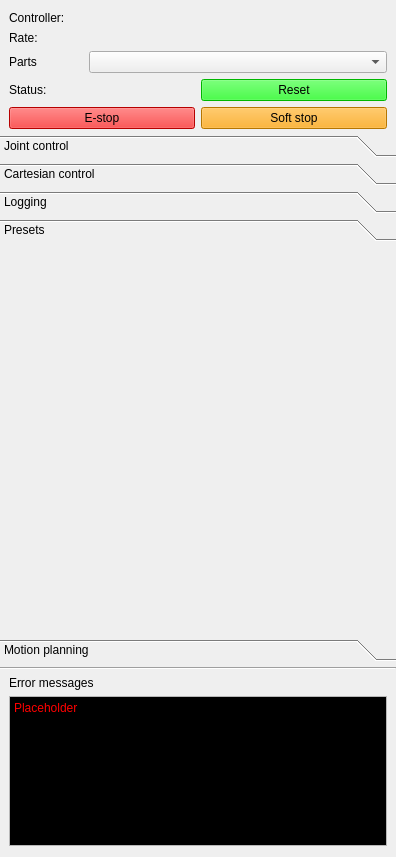
Above: Python/klampt/data/klampt_control.ui from krishauser/Klampt before the change. Below: the same form after it.
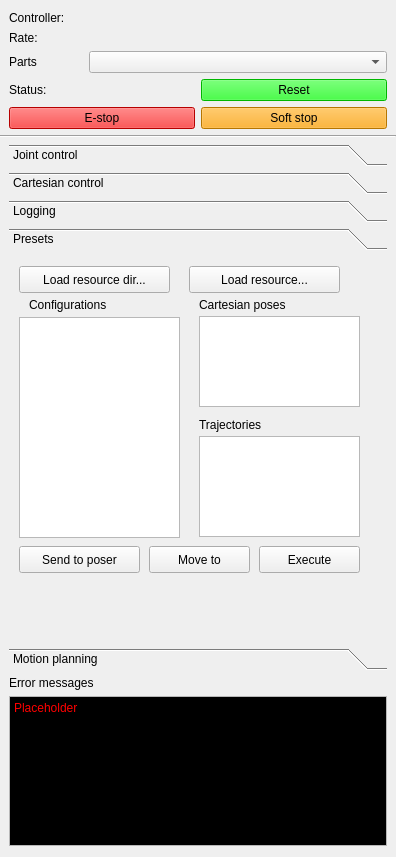
That is the form after the change. The open tabs and pages were chosen to show the change. Icons and pictures are not drawn.

Commit message: Big control update -- moved ControlBlock to control.blocks.core, renamed MultiRobotInterface OmniRobotInterface, added filters (partially working)

```diff
--- a/Python/klampt/data/klampt_control.ui
+++ b/Python/klampt/data/klampt_control.ui
@@ -13,7 +13,7 @@
   <property name="windowTitle">
    <string>Form</string>
   </property>
-  <layout class="QVBoxLayout" name="verticalLayout_2" stretch="0,4,0,0">
+  <layout class="QVBoxLayout" name="verticalLayout_2" stretch="0,0,0">
    <property name="leftMargin">
     <number>0</number>
    </property>
@@ -125,6 +125,21 @@
     </layout>
    </item>
    <item>
+    <widget class="Line" name="line">
+     <property name="orientation">
+      <enum>Qt::Horizontal</enum>
+     </property>
+    </widget>
+   </item>
+   <item>
+    <layout class="QVBoxLayout" name="errorLayout">
+     <property name="leftMargin">
+      <number>9</number>
+     </property>
+     <property name="rightMargin">
+      <number>9</number>
+     </property>
+     <item>
     <widget class="QToolBox" name="centralTabWidget">
      <property name="currentIndex">
       <number>0</number>
@@ -610,9 +625,157 @@
       </attribute>
      </widget>
      <widget class="QWidget" name="presetsWidget">
+        <property name="geometry">
+         <rect>
+          <x>0</x>
+          <y>0</y>
+          <width>378</width>
+          <height>341</height>
+         </rect>
+        </property>
       <attribute name="label">
        <string>Presets</string>
       </attribute>
+        <widget class="QPushButton" name="loadPresetsDirButton">
+         <property name="geometry">
+          <rect>
+           <x>10</x>
+           <y>10</y>
+           <width>151</width>
+           <height>27</height>
+          </rect>
+         </property>
+         <property name="text">
+          <string>Load resource dir...</string>
+         </property>
+         <property name="checkable">
+          <bool>false</bool>
+         </property>
+        </widget>
+        <widget class="QPushButton" name="loadPresetButton">
+         <property name="geometry">
+          <rect>
+           <x>180</x>
+           <y>10</y>
+           <width>151</width>
+           <height>27</height>
+          </rect>
+         </property>
+         <property name="text">
+          <string>Load resource...</string>
+         </property>
+         <property name="checkable">
+          <bool>false</bool>
+         </property>
+        </widget>
+        <widget class="QLabel" name="label_6">
+         <property name="geometry">
+          <rect>
+           <x>20</x>
+           <y>40</y>
+           <width>131</width>
+           <height>17</height>
+          </rect>
+         </property>
+         <property name="text">
+          <string>Configurations</string>
+         </property>
+        </widget>
+        <widget class="QLabel" name="label_7">
+         <property name="geometry">
+          <rect>
+           <x>190</x>
+           <y>40</y>
+           <width>131</width>
+           <height>17</height>
+          </rect>
+         </property>
+         <property name="text">
+          <string>Cartesian poses</string>
+         </property>
+        </widget>
+        <widget class="QLabel" name="label_8">
+         <property name="geometry">
+          <rect>
+           <x>190</x>
+           <y>160</y>
+           <width>131</width>
+           <height>17</height>
+          </rect>
+         </property>
+         <property name="text">
+          <string>Trajectories</string>
+         </property>
+        </widget>
+        <widget class="QListWidget" name="configurationList">
+         <property name="geometry">
+          <rect>
+           <x>10</x>
+           <y>61</y>
+           <width>161</width>
+           <height>221</height>
+          </rect>
+         </property>
+        </widget>
+        <widget class="QListWidget" name="cartesianPoseList">
+         <property name="geometry">
+          <rect>
+           <x>190</x>
+           <y>60</y>
+           <width>161</width>
+           <height>91</height>
+          </rect>
+         </property>
+        </widget>
+        <widget class="QListWidget" name="trajectoryList">
+         <property name="geometry">
+          <rect>
+           <x>190</x>
+           <y>180</y>
+           <width>161</width>
+           <height>101</height>
+          </rect>
+         </property>
+        </widget>
+        <widget class="QPushButton" name="sendPresetToPoser">
+         <property name="geometry">
+          <rect>
+           <x>10</x>
+           <y>290</y>
+           <width>121</width>
+           <height>27</height>
+          </rect>
+         </property>
+         <property name="text">
+          <string>Send to poser</string>
+         </property>
+        </widget>
+        <widget class="QPushButton" name="moveToPreset">
+         <property name="geometry">
+          <rect>
+           <x>140</x>
+           <y>290</y>
+           <width>101</width>
+           <height>27</height>
+          </rect>
+         </property>
+         <property name="text">
+          <string>Move to</string>
+         </property>
+        </widget>
+        <widget class="QPushButton" name="executePreset">
+         <property name="geometry">
+          <rect>
+           <x>250</x>
+           <y>290</y>
+           <width>101</width>
+           <height>27</height>
+          </rect>
+         </property>
+         <property name="text">
+          <string>Execute</string>
+         </property>
+        </widget>
      </widget>
      <widget class="QWidget" name="motionPlanningWidget">
       <attribute name="label">
@@ -621,21 +784,6 @@
      </widget>
     </widget>
    </item>
-   <item>
-    <widget class="Line" name="line">
-     <property name="orientation">
-      <enum>Qt::Horizontal</enum>
-     </property>
-    </widget>
-   </item>
-   <item>
-    <layout class="QVBoxLayout" name="errorLayout">
-     <property name="leftMargin">
-      <number>9</number>
-     </property>
-     <property name="rightMargin">
-      <number>9</number>
-     </property>
      <item>
       <widget class="QLabel" name="errorLabel">
        <property name="text">
```
Left out of the diff: 180 changed lines with no effect on the pictures. Lines whose indentation alone changed are shown as unchanged. The commit also changes 18 other files.
